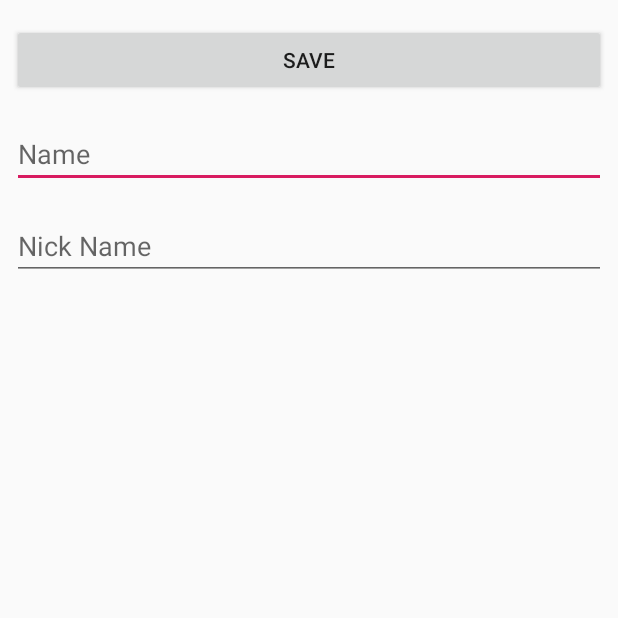
After one commit to Jhall1990/UpAndDownTheRiver, an Android app: the AddEditPlayer screen opened directly, with no data from a screen before it, on a phone screen of 412 x 824 dp, the top half of it. The commit adds this screen. Run offline under Robolectric (Android 15) with nearby library versions, the phone set to English and light mode, and no system bars.

Commit message:
added add player functioanlity, added context menu for removing/editing players

```diff
--- a/app/src/main/AndroidManifest.xml
+++ b/app/src/main/AndroidManifest.xml
@@ -9,7 +9,8 @@
         android:roundIcon="@mipmap/ic_launcher_round"
         android:supportsRtl="true"
         android:theme="@style/AppTheme">
-        <activity android:name=".Players"></activity>
+        <activity android:name=".AddEditPlayer"></activity>
+        <activity android:name=".Players" />
         <activity android:name=".MainActivity">
             <intent-filter>
                 <action android:name="android.intent.action.MAIN" />
--- /dev/null
+++ b/app/src/main/java/example/jacob/upanddowntheriver/AddEditPlayer.java
@@ -0,0 +1,31 @@
+package example.jacob.upanddowntheriver;
+
+import android.app.Activity;
+import android.content.Intent;
+import android.support.v7.app.AppCompatActivity;
+import android.os.Bundle;
+import android.widget.EditText;
+
+public class AddEditPlayer extends AppCompatActivity {
+    public void savePlayer(android.view.View view) {
+        // Get the edit texts for the two player attributes.
+        // Use these later to fill in the intent data.
+        EditText nameText = findViewById(R.id.nameTextField);
+        EditText nickNameText = findViewById(R.id.nickNameTextField);
+
+        // Create the intent object add name and nickName extra.
+        Intent playerData = new Intent();
+        playerData.putExtra("name", nameText.getText().toString());
+        playerData.putExtra("nickName", nickNameText.getText().toString());
+
+        // Set the activities result and finish.
+        setResult(Activity.RESULT_OK, playerData);
+        finish();
+    }
+
+    @Override
+    protected void onCreate(Bundle savedInstanceState) {
+        super.onCreate(savedInstanceState);
+        setContentView(R.layout.activity_add_edit_player);
+    }
+}
--- /dev/null
+++ b/app/src/main/res/layout/activity_add_edit_player.xml
@@ -0,0 +1,57 @@
+<?xml version="1.0" encoding="utf-8"?>
+<android.support.constraint.ConstraintLayout xmlns:android="http://schemas.android.com/apk/res/android"
+    xmlns:app="http://schemas.android.com/apk/res-auto"
+    xmlns:tools="http://schemas.android.com/tools"
+    android:layout_width="match_parent"
+    android:layout_height="match_parent"
+    tools:context=".AddEditPlayer">
+
+    <Button
+        android:id="@+id/savePlayerButton"
+        android:layout_width="0dp"
+        android:layout_height="wrap_content"
+        android:layout_marginStart="8dp"
+        android:layout_marginLeft="8dp"
+        android:layout_marginTop="16dp"
+        android:layout_marginEnd="8dp"
+        android:layout_marginRight="8dp"
+        android:onClick="savePlayer"
+        android:text="@string/save_player_text"
+        app:layout_constraintEnd_toEndOf="parent"
+        app:layout_constraintStart_toStartOf="parent"
+        app:layout_constraintTop_toTopOf="parent" />
+
+    <EditText
+        android:id="@+id/nameTextField"
+        android:layout_width="0dp"
+        android:layout_height="wrap_content"
+        android:layout_marginStart="8dp"
+        android:layout_marginLeft="8dp"
+        android:layout_marginTop="16dp"
+        android:layout_marginEnd="8dp"
+        android:layout_marginRight="8dp"
+        android:autofillHints=""
+        android:ems="10"
+        android:hint="@string/player_name_text_field"
+        android:inputType="textPersonName"
+        app:layout_constraintEnd_toEndOf="parent"
+        app:layout_constraintHorizontal_bias="0.0"
+        app:layout_constraintStart_toStartOf="parent"
+        app:layout_constraintTop_toBottomOf="@+id/savePlayerButton" />
+
+    <EditText
+        android:id="@+id/nickNameTextField"
+        android:layout_width="0dp"
+        android:layout_height="wrap_content"
+        android:layout_marginStart="8dp"
+        android:layout_marginLeft="8dp"
+        android:layout_marginTop="16dp"
+        android:layout_marginEnd="8dp"
+        android:layout_marginRight="8dp"
+        android:ems="10"
+        android:hint="@string/nick_name_text_field"
+        android:inputType="textPersonName"
+        app:layout_constraintEnd_toEndOf="parent"
+        app:layout_constraintStart_toStartOf="parent"
+        app:layout_constraintTop_toBottomOf="@+id/nameTextField" />
+</android.support.constraint.ConstraintLayout>
--- a/app/src/main/res/layout/activity_main.xml
+++ b/app/src/main/res/layout/activity_main.xml
@@ -15,7 +15,7 @@
         android:layout_marginTop="16dp"
         android:layout_marginEnd="8dp"
         android:layout_marginRight="8dp"
-        android:text="@string/GameTitle"
+        android:text="@string/game_title"
         app:layout_constraintEnd_toEndOf="parent"
         app:layout_constraintStart_toStartOf="parent"
         app:layout_constraintTop_toTopOf="parent" />
--- a/app/src/main/res/layout/activity_players.xml
+++ b/app/src/main/res/layout/activity_players.xml
@@ -15,6 +15,7 @@
         android:layout_marginTop="8dp"
         android:layout_marginEnd="8dp"
         android:layout_marginRight="8dp"
+        android:onClick="openAddEditPlayers"
         android:text="@string/add_player"
         app:layout_constraintEnd_toEndOf="parent"
         app:layout_constraintStart_toStartOf="parent"
--- a/app/src/main/res/values/strings.xml
+++ b/app/src/main/res/values/strings.xml
@@ -1,9 +1,14 @@
 <resources>
     <string name="app_name">UpAndDownTheRiver</string>
-    <string name="GameTitle">Up and Down the River</string>
+    <string name="game_title">Up and Down the River</string>
     <string name="new_game">New Game</string>
     <string name="load_game">Load Game</string>
     <string name="players">Players</string>
     <string name="settings">Settings</string>
     <string name="add_player">Add Player</string>
+    <string name="save_player_text">Save</string>
+    <string name="player_name_text_field">Name</string>
+    <string name="nick_name_text_field">Nick Name</string>
+    <string name="player_menu_edit">Edit</string>
+    <string name="player_menu_delete">Delete</string>
 </resources>
```
Also changed, not shown: app/src/main/java/example/jacob/upanddowntheriver/Players.java (+60 -3 lines), app/src/main/res/layout/player_view.xml (deleted, +0 -15 lines), app/src/main/res/menu/player_edit_menu.xml (added, +11 -0 lines).
